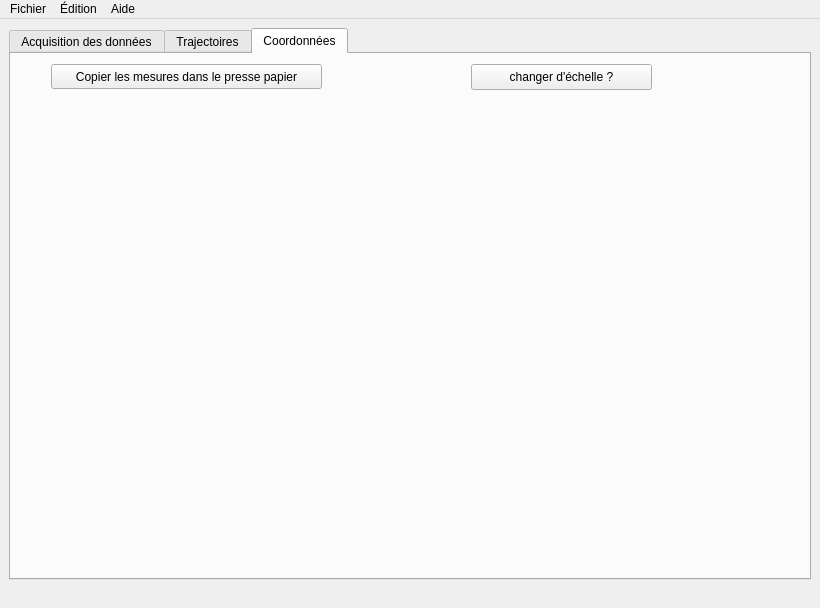
First picture: the form in src/pymecavideo.ui, repository rene-d/pymecavideo, before the edit.
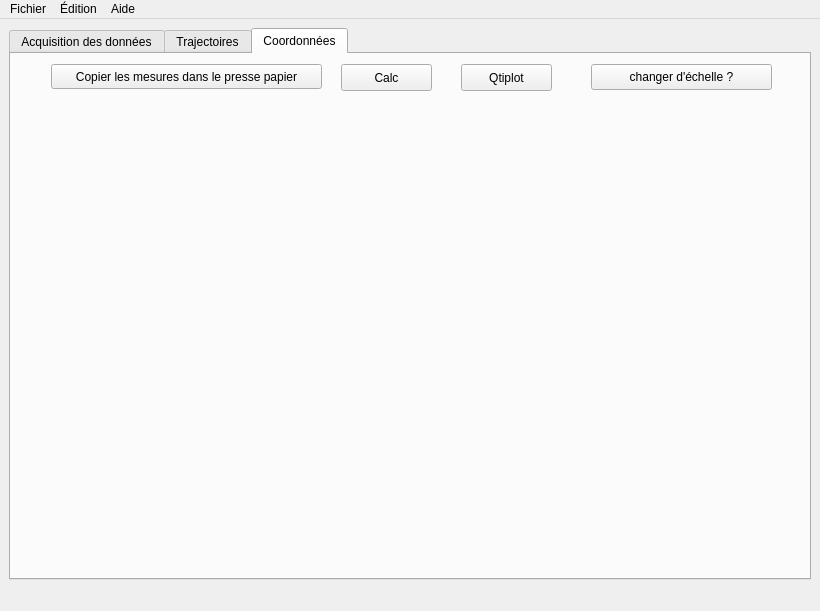
Second picture: the form after the edit. The open tabs and pages were chosen to show the change.

Commit message: ajouté l'exportation pour Ooo Calc

```diff
--- a/src/pymecavideo.ui
+++ b/src/pymecavideo.ui
@@ -7,7 +7,7 @@
     <x>0</x>
     <y>0</y>
     <width>820</width>
-    <height>607</height>
+    <height>611</height>
    </rect>
   </property>
   <property name="font">
@@ -38,7 +38,7 @@
     </size>
    </property>
    <layout class="QGridLayout" name="gridLayout_2">
-    <item row="1" column="0">
+    <item row="0" column="0">
      <widget class="QTabWidget" name="tabWidget">
       <property name="autoFillBackground">
        <bool>true</bool>
@@ -1009,7 +1009,7 @@
        <widget class="QPushButton" name="pushButton_nvl_echelle">
         <property name="geometry">
          <rect>
-          <x>460</x>
+          <x>580</x>
           <y>10</y>
           <width>181</width>
           <height>26</height>
@@ -1019,6 +1019,32 @@
          <string>changer d'échelle ?</string>
         </property>
        </widget>
+       <widget class="QPushButton" name="calcButton">
+        <property name="geometry">
+         <rect>
+          <x>330</x>
+          <y>10</y>
+          <width>91</width>
+          <height>27</height>
+         </rect>
+        </property>
+        <property name="text">
+         <string>Calc</string>
+        </property>
+       </widget>
+       <widget class="QPushButton" name="qtiplotButton">
+        <property name="geometry">
+         <rect>
+          <x>450</x>
+          <y>10</y>
+          <width>91</width>
+          <height>27</height>
+         </rect>
+        </property>
+        <property name="text">
+         <string>Qtiplot</string>
+        </property>
+       </widget>
       </widget>
      </widget>
     </item>
```
Left out of the diff: 2 changed lines with no effect on the pictures. The commit also changes 3 other files.
